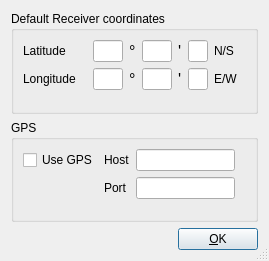
The window that dream/src/GUI-QT/GeneralSettingsDlgbase.ui (mmjee/dream-patched) describes before a commit, drawn with Qt 5.
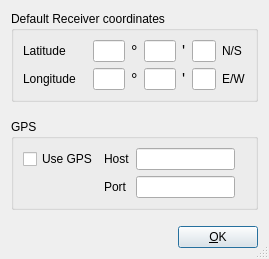
The same window after the commit. Icons and pictures are not drawn.

Diff of the .ui file:
```diff
--- a/dream/src/GUI-QT/GeneralSettingsDlgbase.ui
+++ b/dream/src/GUI-QT/GeneralSettingsDlgbase.ui
@@ -10,7 +10,7 @@
     <x>0</x>
     <y>0</y>
     <width>269</width>
-    <height>261</height>
+    <height>259</height>
    </rect>
   </property>
   <property name="sizePolicy">
@@ -36,7 +36,7 @@
    <item>
     <widget class="QGroupBox" name="GroupReceiverCoord">
      <property name="sizePolicy">
-      <sizepolicy hsizetype="Preferred" vsizetype="Expanding">
+      <sizepolicy hsizetype="Preferred" vsizetype="Preferred">
        <horstretch>0</horstretch>
        <verstretch>0</verstretch>
       </sizepolicy>
@@ -52,14 +52,8 @@
      </property>
      <layout class="QVBoxLayout" name="verticalLayout">
       <item>
-       <layout class="QHBoxLayout">
-        <property name="spacing">
-         <number>6</number>
-        </property>
-        <property name="margin">
-         <number>0</number>
-        </property>
-        <item>
+       <layout class="QGridLayout" name="gridLayout">
+        <item row="0" column="0">
          <widget class="QLabel" name="TextLatitude">
           <property name="minimumSize">
            <size>
@@ -75,7 +69,7 @@
           </property>
          </widget>
         </item>
-        <item>
+        <item row="0" column="1">
          <widget class="QLineEdit" name="EdtLatitudeDegrees">
           <property name="sizePolicy">
            <sizepolicy hsizetype="Fixed" vsizetype="Fixed">
@@ -85,7 +79,7 @@
           </property>
           <property name="maximumSize">
            <size>
-            <width>30</width>
+            <width>32</width>
             <height>32767</height>
            </size>
           </property>
@@ -97,7 +91,7 @@
           </property>
          </widget>
         </item>
-        <item>
+        <item row="0" column="2">
          <widget class="QLabel" name="TextDegLat">
           <property name="font">
            <font>
@@ -112,7 +106,7 @@
           </property>
          </widget>
         </item>
-        <item>
+        <item row="0" column="3">
          <widget class="QLineEdit" name="EdtLatitudeMinutes">
           <property name="sizePolicy">
            <sizepolicy hsizetype="Minimum" vsizetype="Minimum">
@@ -122,7 +116,7 @@
           </property>
           <property name="maximumSize">
            <size>
-            <width>30</width>
+            <width>32</width>
             <height>32767</height>
            </size>
           </property>
@@ -134,7 +128,7 @@
           </property>
          </widget>
         </item>
-        <item>
+        <item row="0" column="4">
          <widget class="QLabel" name="TextMinutesLat">
           <property name="font">
            <font>
@@ -149,7 +143,7 @@
           </property>
          </widget>
         </item>
-        <item>
+        <item row="0" column="5">
          <widget class="QLineEdit" name="EdtLatitudeNS">
           <property name="sizePolicy">
            <sizepolicy hsizetype="Minimum" vsizetype="Minimum">
@@ -159,7 +153,7 @@
           </property>
           <property name="maximumSize">
            <size>
-            <width>20</width>
+            <width>24</width>
             <height>32767</height>
            </size>
           </property>
@@ -171,7 +165,7 @@
           </property>
          </widget>
         </item>
-        <item>
+        <item row="0" column="6">
          <widget class="QLabel" name="TextNS">
           <property name="minimumSize">
            <size>
@@ -187,7 +181,7 @@
           </property>
          </widget>
         </item>
-        <item>
+        <item row="0" column="7">
          <spacer name="Spacer10_2">
           <property name="orientation">
            <enum>Qt::Horizontal</enum>
@@ -197,23 +191,13 @@
           </property>
           <property name="sizeHint" stdset="0">
            <size>
-            <width>20</width>
-            <height>20</height>
+            <width>13</width>
+            <height>22</height>
            </size>
           </property>
          </spacer>
         </item>
-       </layout>
-      </item>
-      <item>
-       <layout class="QHBoxLayout">
-        <property name="spacing">
-         <number>6</number>
-        </property>
-        <property name="margin">
-         <number>0</number>
-        </property>
-        <item>
+        <item row="1" column="0">
          <widget class="QLabel" name="TextLongitude">
           <property name="minimumSize">
            <size>
@@ -229,7 +213,7 @@
           </property>
          </widget>
         </item>
-        <item>
+        <item row="1" column="1">
          <widget class="QLineEdit" name="EdtLongitudeDegrees">
           <property name="sizePolicy">
            <sizepolicy hsizetype="Minimum" vsizetype="Minimum">
@@ -239,7 +223,7 @@
           </property>
           <property name="maximumSize">
            <size>
-            <width>30</width>
+            <width>32</width>
             <height>32767</height>
            </size>
           </property>
@@ -251,7 +235,7 @@
           </property>
          </widget>
         </item>
-        <item>
+        <item row="1" column="2">
          <widget class="QLabel" name="TextDegLong">
           <property name="font">
            <font>
@@ -266,7 +250,7 @@
           </property>
          </widget>
         </item>
-        <item>
+        <item row="1" column="3">
          <widget class="QLineEdit" name="EdtLongitudeMinutes">
           <property name="sizePolicy">
            <sizepolicy hsizetype="Minimum" vsizetype="Minimum">
@@ -276,7 +260,7 @@
           </property>
           <property name="maximumSize">
            <size>
-            <width>30</width>
+            <width>32</width>
             <height>32767</height>
            </size>
           </property>
@@ -288,7 +272,7 @@
           </property>
          </widget>
         </item>
-        <item>
+        <item row="1" column="4">
          <widget class="QLabel" name="TextMinutesLong">
           <property name="font">
            <font>
@@ -303,7 +287,7 @@
           </property>
          </widget>
         </item>
-        <item>
+        <item row="1" column="5">
          <widget class="QLineEdit" name="EdtLongitudeEW">
           <property name="sizePolicy">
            <sizepolicy hsizetype="Minimum" vsizetype="Minimum">
@@ -313,7 +297,7 @@
           </property>
           <property name="maximumSize">
            <size>
-            <width>20</width>
+            <width>24</width>
             <height>32767</height>
            </size>
           </property>
@@ -325,7 +309,7 @@
           </property>
          </widget>
         </item>
-        <item>
+        <item row="1" column="6">
          <widget class="QLabel" name="TextEW">
           <property name="minimumSize">
            <size>
@@ -341,7 +325,7 @@
           </property>
          </widget>
         </item>
-        <item>
+        <item row="1" column="7">
          <spacer name="Spacer10">
           <property name="orientation">
            <enum>Qt::Horizontal</enum>
@@ -359,6 +343,9 @@
         </item>
        </layout>
       </item>
+     </layout>
+    </widget>
+   </item>
       <item>
        <spacer name="verticalSpacer">
         <property name="orientation">
@@ -367,13 +354,10 @@
         <property name="sizeHint" stdset="0">
          <size>
           <width>20</width>
-          <height>3</height>
+       <height>1</height>
          </size>
         </property>
        </spacer>
-      </item>
-     </layout>
-    </widget>
    </item>
    <item>
     <widget class="QGroupBox" name="GroupGPS">
@@ -472,6 +456,9 @@
         </item>
        </layout>
       </item>
+     </layout>
+    </widget>
+   </item>
       <item>
        <spacer name="verticalSpacer_2">
         <property name="orientation">
@@ -480,13 +467,10 @@
         <property name="sizeHint" stdset="0">
          <size>
           <width>20</width>
-          <height>4</height>
+       <height>2</height>
          </size>
         </property>
        </spacer>
-      </item>
-     </layout>
-    </widget>
    </item>
    <item>
     <layout class="QHBoxLayout" name="horizontalLayout">
```
Lines whose indentation alone changed are shown as unchanged.
